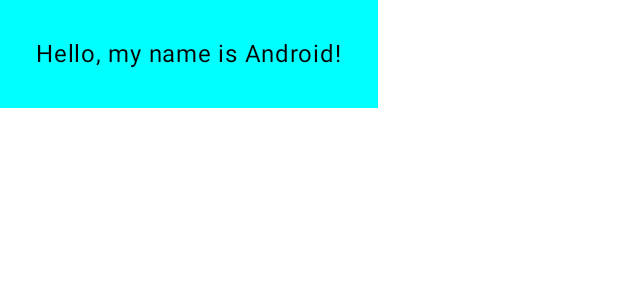
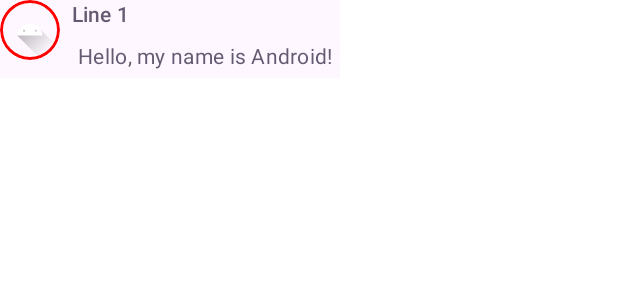
Before and after one commit to AlexHawes/AndroidGreetingCard, an Android app built with Jetpack Compose: the @Preview function GreetingPreview, on a phone screen of 412 x 824 dp. Shown: the top 300 px of the screen. Run offline under Robolectric (Android 15) with nearby library versions, the phone set to English and light mode, and no system bars.

Commit message:
Add theme styling at layout containers.

```diff
--- a/app/src/main/java/com/example/greetingcard/MainActivity.kt
+++ b/app/src/main/java/com/example/greetingcard/MainActivity.kt
@@ -1,16 +1,27 @@
 package com.example.greetingcard
 
+import android.content.res.Configuration
 import android.os.Bundle
 import androidx.activity.ComponentActivity
 import androidx.activity.compose.setContent
+import androidx.compose.foundation.Image
+import androidx.compose.foundation.border
+import androidx.compose.foundation.layout.Column
+import androidx.compose.foundation.layout.Row
+import androidx.compose.foundation.layout.Spacer
 import androidx.compose.foundation.layout.fillMaxSize
+import androidx.compose.foundation.layout.height
 import androidx.compose.foundation.layout.padding
+import androidx.compose.foundation.layout.size
+import androidx.compose.foundation.layout.width
+import androidx.compose.foundation.shape.CircleShape
 import androidx.compose.material3.MaterialTheme
 import androidx.compose.material3.Surface
 import androidx.compose.material3.Text
 import androidx.compose.runtime.Composable
 import androidx.compose.ui.Modifier
-import androidx.compose.ui.graphics.Color
+import androidx.compose.ui.draw.clip
+import androidx.compose.ui.res.painterResource
 import androidx.compose.ui.tooling.preview.Preview
 import androidx.compose.ui.unit.dp
 import com.example.greetingcard.ui.theme.GreetingCardTheme
@@ -34,18 +45,49 @@ class MainActivity : ComponentActivity() {
 
 @Composable
 fun Greeting(name: String, modifier: Modifier = Modifier) {
-    Surface(color = Color.Cyan) {
-        Text(
-            text = "Hello, my name is $name!",
-            modifier = modifier.padding(24.dp)
+    // Surface(color = Color.Cyan) {
+    Row {
+        Image(
+            painter = painterResource(R.drawable.ic_launcher_foreground),
+            contentDescription = "Test",
+            modifier = Modifier
+                // Set image size to 40 dp
+                .size(40.dp)
+                // Clip image to be shaped as a circle
+                .clip(CircleShape)
+                .border(1.5.dp, MaterialTheme.colorScheme.primary, CircleShape)
         )
+        Spacer(modifier = Modifier.width(8.dp))
+        Column {
+            Text(text = "Line 1",
+                color = MaterialTheme.colorScheme.secondary,
+                style = MaterialTheme.typography.titleSmall
+            )
+            Spacer(modifier = Modifier.height(4.dp))
+            Surface(shape = MaterialTheme.shapes.medium, shadowElevation = 1.dp) {
+                Text(
+                    text = "Hello, my name is $name!",
+                    color = MaterialTheme.colorScheme.secondary,
+                    modifier = Modifier.padding(all = 4.dp),
+                    style = MaterialTheme.typography.bodyMedium
+                )
+            }
+        }
     }
+    // }
 }
 
-@Preview(showBackground = true)
+@Preview(
+    uiMode = Configuration.UI_MODE_NIGHT_YES,
+    showBackground = true,
+    name = "Dark Mode"
+)
+@Preview(showBackground = true, name = "Light Mode")
 @Composable
 fun GreetingPreview() {
     GreetingCardTheme {
-        Greeting("Android")
+        Surface {
+            Greeting("Android")
+        }
     }
 }
--- a/app/src/main/java/com/example/greetingcard/ui/theme/Theme.kt
+++ b/app/src/main/java/com/example/greetingcard/ui/theme/Theme.kt
@@ -10,19 +10,20 @@ import androidx.compose.material3.dynamicLightColorScheme
 import androidx.compose.material3.lightColorScheme
 import androidx.compose.runtime.Composable
 import androidx.compose.runtime.SideEffect
+import androidx.compose.ui.graphics.Color
 import androidx.compose.ui.graphics.toArgb
 import androidx.compose.ui.platform.LocalContext
 import androidx.compose.ui.platform.LocalView
 import androidx.core.view.WindowCompat
 
 private val DarkColorScheme = darkColorScheme(
-    primary = Purple80,
+    primary = Color.Red, // Purple80,
     secondary = PurpleGrey80,
     tertiary = Pink80
 )
 
 private val LightColorScheme = lightColorScheme(
-    primary = Purple40,
+    primary = Color.Red, // Purple40,
     secondary = PurpleGrey40,
     tertiary = Pink40
 
@@ -41,7 +42,7 @@ private val LightColorScheme = lightColorScheme(
 fun GreetingCardTheme(
     darkTheme: Boolean = isSystemInDarkTheme(),
     // Dynamic color is available on Android 12+
-    dynamicColor: Boolean = true,
+    dynamicColor: Boolean = false,
     content: @Composable () -> Unit
 ) {
     val colorScheme = when {
--- a/app/src/main/res/values/strings.xml
+++ b/app/src/main/res/values/strings.xml
@@ -1,3 +1,3 @@
 <resources>
-    <string name="app_name">Greeting Card</string>
+    <string name="app_name" translatable="false">Greeting Card</string>
 </resources>
```
Also changed, not shown: app/src/main/res/drawable-pix/user2_photo.jpg (added).
